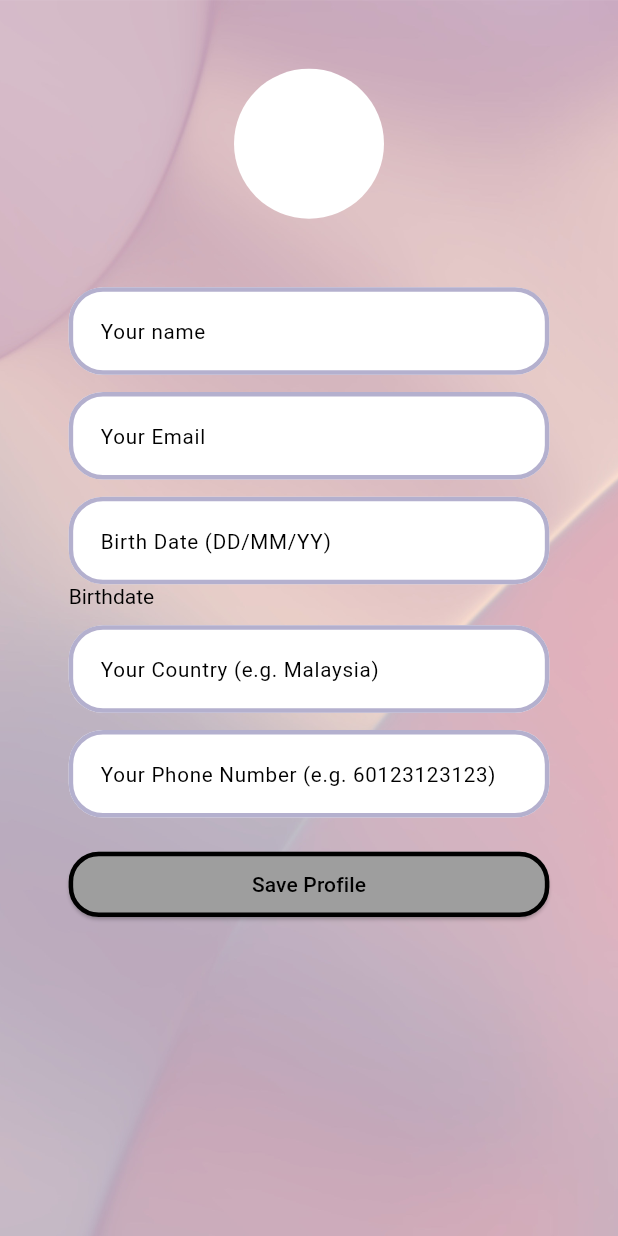
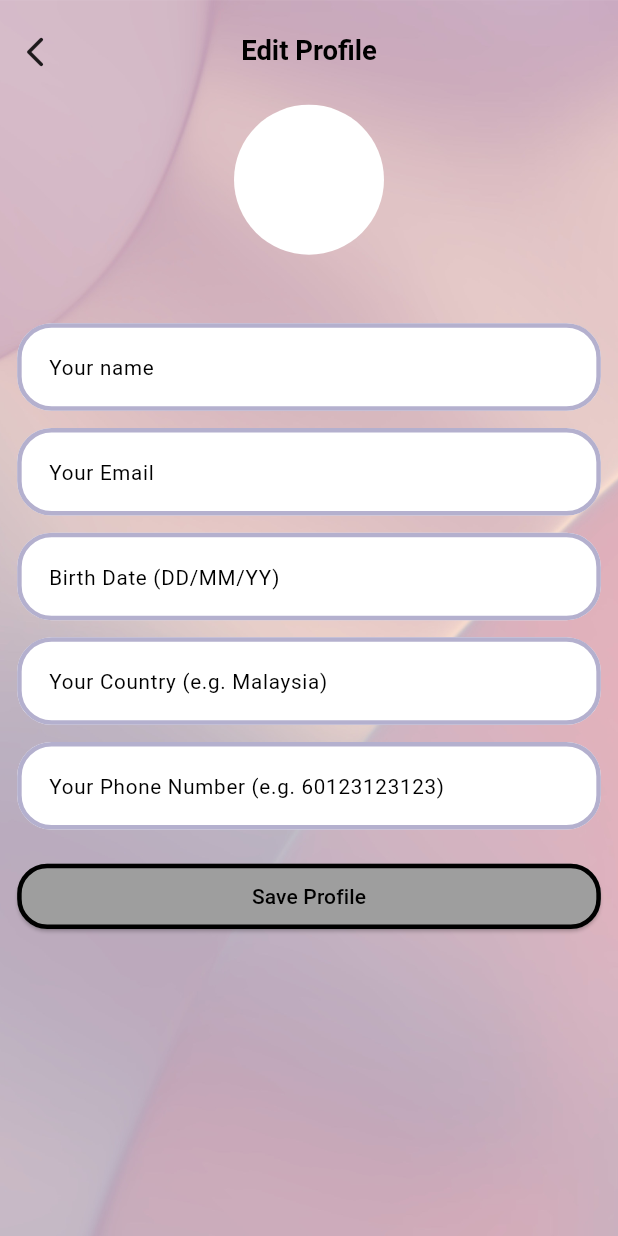
Before and after one commit to nisahabiba/mawadda_app, a Flutter app: the EditProfilePage widget shown alone on an empty page, opened directly, on a phone screen of 412 x 824 dp. Run offline on Flutter 3.47's test engine with Material 2 defaults, Android fonts, the phone set to English and light mode, and no system bars; our stand-ins replace auto_route, basic_utils, bloc, equatable, firebase_auth, firebase_core and 7 more; accounts and stored records are empty.

Commit message:
update bloc & datepicker

```diff
--- /dev/null
+++ b/lib/auth/bloc/login/login_bloc.dart
@@ -0,0 +1,26 @@
+// ignore_for_file: public_member_api_docs, sort_constructors_first
+import 'package:bloc/bloc.dart';
+import 'package:equatable/equatable.dart';
+import 'package:flutter/material.dart';
+import 'package:get/get.dart';
+import 'package:injectable/injectable.dart';
+
+import 'package:mawadda_app/auth/repository/auth_repository.dart';
+
+part 'login_event.dart';
+part 'login_state.dart';
+
+@injectable
+class LoginBloc extends Bloc<LoginEvent, LoginState> {
+  final AuthRepository authRepository;
+  LoginBloc(
+    this.authRepository,
+  ) : super(LoginInitial()) {
+    on<LoginFetchEv>((event, emit) async {
+      final login = await authRepository.signInWithEmailAndPassword(
+        event.email,
+        event.password,
+      );
+    });
+  }
+}
--- /dev/null
+++ b/lib/auth/bloc/login/login_event.dart
@@ -0,0 +1,28 @@
+part of 'login_bloc.dart';
+
+class LoginEvent extends Equatable {
+  const LoginEvent();
+
+  @override
+  List<Object> get props => [];
+}
+
+class LoginFetchEv extends LoginEvent {
+  const LoginFetchEv({
+    required this.password,
+    required this.email,
+  });
+
+  final String password;
+  final String email;
+
+  @override
+  String toString() =>
+      'LoginEvent.LoginFetchEv { password: $password, email: $email}';
+
+  @override
+  List<Object> get props => [
+        password,
+        email,
+      ];
+}
--- /dev/null
+++ b/lib/auth/bloc/login/login_state.dart
@@ -0,0 +1,10 @@
+part of 'login_bloc.dart';
+
+class LoginState extends Equatable {
+  const LoginState();
+
+  @override
+  List<Object> get props => [];
+}
+
+class LoginInitial extends LoginState {}
--- a/lib/core/components/form_component.dart
+++ b/lib/core/components/form_component.dart
@@ -8,15 +8,19 @@ class FormComponent extends StatelessWidget {
   final String hintText;
   final TextInputType textInputType;
   final Function(String? value) validator;
+  final bool isReadOnly;
+  final Function()? onTap;
 
-  const FormComponent(
-      {Key? key,
-      required this.controller,
-      this.formKey,
-      required this.hintText,
-      required this.textInputType,
-      required this.validator})
-      : super(key: key);
+  const FormComponent({
+    Key? key,
+    required this.controller,
+    this.formKey,
+    required this.hintText,
+    required this.textInputType,
+    required this.validator,
+    this.isReadOnly = false,
+    this.onTap,
+  }) : super(key: key);
 
   @override
   Widget build(BuildContext context) {
@@ -27,6 +31,8 @@ class FormComponent extends StatelessWidget {
       keyboardType: textInputType,
       autofocus: false,
       autovalidateMode: AutovalidateMode.onUserInteraction,
+      readOnly: isReadOnly,
+      onTap: onTap,
       decoration: InputDecoration(
           fillColor: Colors.white,
           filled: true,
--- /dev/null
+++ b/lib/profile/bloc/navigation/profile_navigation_cubit.dart
@@ -0,0 +1,24 @@
+import 'package:equatable/equatable.dart';
+import 'package:flutter_bloc/flutter_bloc.dart';
+import 'package:injectable/injectable.dart';
+
+part 'profile_navigation_state.dart';
+
+enum CurrentProfilePage { profilePage, editProfilePage }
+
+@lazySingleton
+class ProfileNavigationCubit extends Cubit<ProfileNavigationState> {
+  ProfileNavigationCubit() : super(const ProfileSt());
+
+  void changePage(CurrentProfilePage currenPage) {
+    if (currenPage == CurrentProfilePage.editProfilePage) {
+      emit(
+        const EditProfileSt(),
+      );
+    } else {
+      emit(
+        const ProfileSt(),
+      );
+    }
+  }
+}
--- /dev/null
+++ b/lib/profile/bloc/navigation/profile_navigation_state.dart
@@ -0,0 +1,28 @@
+part of 'profile_navigation_cubit.dart';
+
+abstract class ProfileNavigationState extends Equatable {
+  const ProfileNavigationState();
+
+  @override
+  List<Object> get props => [];
+}
+
+class ProfileSt extends ProfileNavigationState {
+  const ProfileSt();
+
+  @override
+  String toString() => 'ProfileNavigationState.ProfileSt';
+
+  @override
+  List<Object> get props => [];
+}
+
+class EditProfileSt extends ProfileNavigationState {
+  const EditProfileSt();
+
+  @override
+  String toString() => 'ProfileNavigationState.EditProfileSt';
+
+  @override
+  List<Object> get props => [];
+}
--- a/lib/profile/pages/edit_profile_page.dart
+++ b/lib/profile/pages/edit_profile_page.dart
@@ -2,10 +2,12 @@
 import 'package:auto_route/auto_route.dart';
 import 'package:flutter/cupertino.dart';
 import 'package:flutter/material.dart';
+import 'package:flutter_bloc/flutter_bloc.dart';
 import 'package:flutter_screenutil/flutter_screenutil.dart';
 import 'package:get/get.dart';
 import 'package:google_fonts/google_fonts.dart';
-
+import 'package:mawadda_app/profile/bloc/navigation/profile_navigation_cubit.dart';
+import 'package:intl/intl.dart';
 import '../../auth/pages/auth_page.dart';
 //import '../../auth/utils/auth_string_util.dart';
 import '../../core/components/edit_profile_form_components.dart';
@@ -22,9 +24,6 @@ class EditProfilePage extends StatefulWidget {
 
 class _EditProfilePageState extends State<EditProfilePage> {
   int currentPageIndex = 0;
-
-  @override
-  Widget build(BuildContext context) {
   final nameCtr = TextEditingController();
   final emailCtr = TextEditingController();
   final birthCtr = TextEditingController();
@@ -35,8 +34,9 @@ class _EditProfilePageState extends State<EditProfilePage> {
   final RxBool isBirthTrue = false.obs;
   final RxBool isCountryTrue = false.obs;
   final RxBool isPhoneTrue = false.obs;
-    DateTime date = DateTime(2016, 10, 26);
 
+  @override
+  Widget build(BuildContext context) {
     return Container(
       alignment: Alignment.center,
       constraints: const BoxConstraints.expand(),
@@ -47,8 +47,33 @@ class _EditProfilePageState extends State<EditProfilePage> {
       child: DefaultTextStyle(
         style: GoogleFonts.averiaGruesaLibre(color: Colors.black),
         child: Container(
-          padding: EdgeInsets.only(top: 40.w, left: 40.w, right: 40.w),
+          padding: EdgeInsets.only(top: 20.w, left: 10.w, right: 10.w),
           child: ListView(children: [
+            Stack(
+              children: [
+                Center(
+                  child: Text(
+                    "Edit Profile",
+                    style: TextStyle(
+                      color: Colors.black,
+                      fontSize: 16.sp,
+                      fontWeight: FontWeight.w600,
+                    ),
+                  ),
+                ),
+                GestureDetector(
+                  onTap: () {
+                    context.read<ProfileNavigationCubit>().changePage(
+                          CurrentProfilePage.profilePage,
+                        );
+                  },
+                  child: Icon(Icons.arrow_back_ios_new_rounded),
+                ),
+              ],
+            ),
+            SizedBox(
+              height: 20.h,
+            ),
             Container(
               width: 100.0,
               height: 100.0,
@@ -64,13 +89,8 @@ class _EditProfilePageState extends State<EditProfilePage> {
                 formKey: 'name',
                 controller: nameCtr,
                 hintText: 'Your name',
-                textInputType: TextInputType.emailAddress,
-                validator: (value) => validateNameForm(
-                      context: context,
-                      isName: true,
-                      value: value,
-                      isNameTrue: isNameTrue,
-                    )),
+                textInputType: TextInputType.text,
+                validator: (value) => {}),
             SizedBox(
               height: 10.h,
             ),
@@ -93,19 +113,22 @@ class _EditProfilePageState extends State<EditProfilePage> {
               controller: birthCtr,
               hintText: 'Birth Date (DD/MM/YY)',
               textInputType: TextInputType.datetime,
-                validator: (value) => ()),
-            Text("Birthdate"),
-            // CupertinoDatePicker(
-            //   initialDateTime: date,
-            //   mode: CupertinoDatePickerMode.date,
-            //   use24hFormat: true,
-            //   // This shows day of week alongside day of month
-            //   showDayOfWeek: true,
-            //   // This is called when the user changes the date.
-            //   onDateTimeChanged: (DateTime newDate) {
-            //     setState(() => date = newDate);
-            //   },
-            // ),
+              isReadOnly: true,
+              validator: (value) {},
+              onTap: () async {
+                final DateTime? date = await showDatePicker(
+                  context: context,
+                  initialDate: DateTime.now(),
+                  firstDate: DateTime(1950),
+                  lastDate: DateTime.now(),
+                  onDatePickerModeChange: (value) {},
+                );
+                setState(() {
+                  birthCtr.text =
+                      DateFormat('dd/MM/yyyy').format(date!).toString();
+                });
+              },
+            ),
             SizedBox(
               height: 10.h,
             ),
--- a/pubspec.yaml
+++ b/pubspec.yaml
@@ -46,6 +46,8 @@ dependencies:
   get: ^4.6.5
   basic_utils: ^5.6.1
   firebase_core: ^2.15.1
+  firebase_auth: ^4.9.0
+  intl: ^0.18.1
 
 dev_dependencies:
   flutter_test:
```
Also changed, not shown: lib/auth/bloc/auth/auth_bloc.dart (added, +13 -0 lines), lib/auth/bloc/auth/auth_event.dart (added, +8 -0 lines), lib/auth/bloc/auth/auth_state.dart (added, +10 -0 lines), lib/auth/repository/auth_repository.dart (added, +41 -0 lines), lib/main.dart (+8 -0 lines), lib/profile/pages/profile_page.dart (+11 -10 lines), lib/core/di/injector.config.dart, lib/core/router/router.gr.dart, pubspec.lock, 1 other file. Lines whose indentation alone changed are shown as unchanged.
